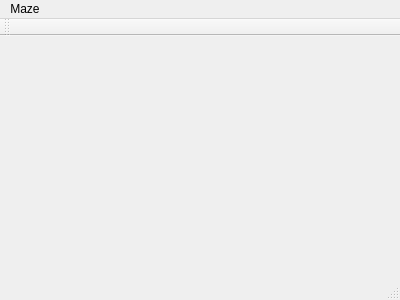
First picture: the form in mainwindow.ui, repository AstyCo/Prolog-Euler-Maze, before the edit.
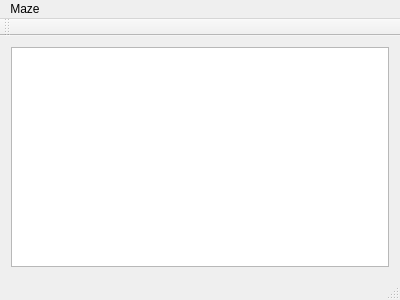
Second picture: the form after the edit.

Commit message: c++ + , maze -

```diff
--- a/mainwindow.ui
+++ b/mainwindow.ui
@@ -13,7 +13,13 @@
   <property name="windowTitle">
    <string>MainWindow</string>
   </property>
-  <widget class="QWidget" name="centralWidget"/>
+  <widget class="QWidget" name="centralWidget">
+   <layout class="QGridLayout" name="gridLayout">
+    <item row="0" column="0">
+     <widget class="QGraphicsView" name="mazeView"/>
+    </item>
+   </layout>
+  </widget>
   <widget class="QMenuBar" name="menuBar">
    <property name="geometry">
     <rect>
```
The commit also changes 12 other files.
